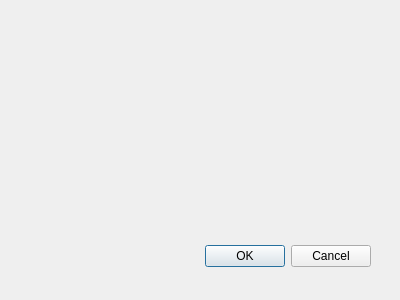
First picture: the form in cuACS/viewmatches.ui, repository cameronhawtin/Animal-Farm-cuACS, before the edit.
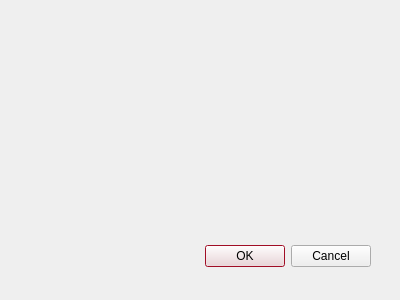
Second picture: the form after the edit.

Commit message: color scheme

The edit to the form file:
```diff
--- a/cuACS/viewmatches.ui
+++ b/cuACS/viewmatches.ui
@@ -12,6 +12,178 @@
     <height>300</height>
    </rect>
   </property>
+  <property name="palette">
+   <palette>
+    <active>
+     <colorrole role="WindowText">
+      <brush brushstyle="SolidPattern">
+       <color alpha="255">
+        <red>200</red>
+        <green>16</green>
+        <blue>46</blue>
+       </color>
+      </brush>
+     </colorrole>
+     <colorrole role="Text">
+      <brush brushstyle="SolidPattern">
+       <color alpha="255">
+        <red>0</red>
+        <green>0</green>
+        <blue>0</blue>
+       </color>
+      </brush>
+     </colorrole>
+     <colorrole role="ButtonText">
+      <brush brushstyle="SolidPattern">
+       <color alpha="255">
+        <red>0</red>
+        <green>0</green>
+        <blue>0</blue>
+       </color>
+      </brush>
+     </colorrole>
+     <colorrole role="Base">
+      <brush brushstyle="SolidPattern">
+       <color alpha="255">
+        <red>255</red>
+        <green>255</green>
+        <blue>255</blue>
+       </color>
+      </brush>
+     </colorrole>
+     <colorrole role="Highlight">
+      <brush brushstyle="SolidPattern">
+       <color alpha="255">
+        <red>200</red>
+        <green>16</green>
+        <blue>46</blue>
+       </color>
+      </brush>
+     </colorrole>
+     <colorrole role="PlaceholderText">
+      <brush brushstyle="SolidPattern">
+       <color alpha="128">
+        <red>0</red>
+        <green>0</green>
+        <blue>0</blue>
+       </color>
+      </brush>
+     </colorrole>
+    </active>
+    <inactive>
+     <colorrole role="WindowText">
+      <brush brushstyle="SolidPattern">
+       <color alpha="255">
+        <red>200</red>
+        <green>16</green>
+        <blue>46</blue>
+       </color>
+      </brush>
+     </colorrole>
+     <colorrole role="Text">
+      <brush brushstyle="SolidPattern">
+       <color alpha="255">
+        <red>0</red>
+        <green>0</green>
+        <blue>0</blue>
+       </color>
+      </brush>
+     </colorrole>
+     <colorrole role="ButtonText">
+      <brush brushstyle="SolidPattern">
+       <color alpha="255">
+        <red>0</red>
+        <green>0</green>
+        <blue>0</blue>
+       </color>
+      </brush>
+     </colorrole>
+     <colorrole role="Base">
+      <brush brushstyle="SolidPattern">
+       <color alpha="255">
+        <red>255</red>
+        <green>255</green>
+        <blue>255</blue>
+       </color>
+      </brush>
+     </colorrole>
+     <colorrole role="Highlight">
+      <brush brushstyle="SolidPattern">
+       <color alpha="255">
+        <red>200</red>
+        <green>16</green>
+        <blue>46</blue>
+       </color>
+      </brush>
+     </colorrole>
+     <colorrole role="PlaceholderText">
+      <brush brushstyle="SolidPattern">
+       <color alpha="128">
+        <red>0</red>
+        <green>0</green>
+        <blue>0</blue>
+       </color>
+      </brush>
+     </colorrole>
+    </inactive>
+    <disabled>
+     <colorrole role="WindowText">
+      <brush brushstyle="SolidPattern">
+       <color alpha="255">
+        <red>200</red>
+        <green>16</green>
+        <blue>46</blue>
+       </color>
+      </brush>
+     </colorrole>
+     <colorrole role="Text">
+      <brush brushstyle="SolidPattern">
+       <color alpha="255">
+        <red>0</red>
+        <green>0</green>
+        <blue>0</blue>
+       </color>
+      </brush>
+     </colorrole>
+     <colorrole role="ButtonText">
+      <brush brushstyle="SolidPattern">
+       <color alpha="255">
+        <red>0</red>
+        <green>0</green>
+        <blue>0</blue>
+       </color>
+      </brush>
+     </colorrole>
+     <colorrole role="Base">
+      <brush brushstyle="SolidPattern">
+       <color alpha="255">
+        <red>255</red>
+        <green>255</green>
+        <blue>255</blue>
+       </color>
+      </brush>
+     </colorrole>
+     <colorrole role="Highlight">
+      <brush brushstyle="SolidPattern">
+       <color alpha="255">
+        <red>145</red>
+        <green>145</green>
+        <blue>145</blue>
+       </color>
+      </brush>
+     </colorrole>
+     <colorrole role="PlaceholderText">
+      <brush brushstyle="SolidPattern">
+       <color alpha="128">
+        <red>0</red>
+        <green>0</green>
+        <blue>0</blue>
+       </color>
+      </brush>
+     </colorrole>
+    </disabled>
+   </palette>
+  </property>
   <property name="windowTitle">
    <string>Dialog</string>
   </property>
```
Left out of the diff: 9 changed lines with no effect on the pictures. The commit also changes 5 other files.
